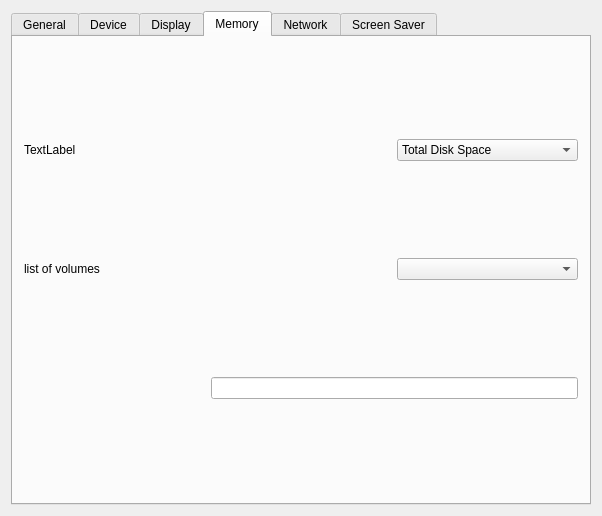
qtproject/qt-mobility, file examples/sysinfo/dialog.ui: the form before one commit.
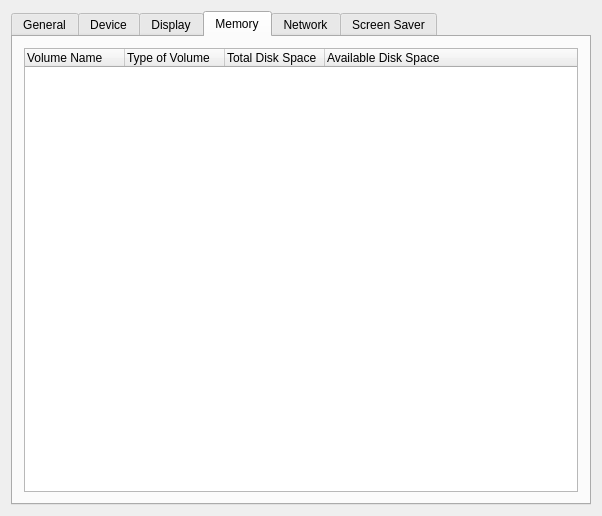
The form after the commit. The open tabs and pages were chosen to show the change.

Commit message: make memory example into a treewidget

Patch:
```diff
--- a/examples/sysinfo/dialog.ui
+++ b/examples/sysinfo/dialog.ui
@@ -512,44 +512,29 @@
       </attribute>
       <layout class="QGridLayout" name="gridLayout_5">
        <item row="0" column="0">
-        <widget class="QLabel" name="label_16">
-         <property name="text">
-          <string>TextLabel</string>
-         </property>
-        </widget>
-       </item>
-       <item row="0" column="2">
-        <widget class="QComboBox" name="diskComboBox">
-         <item>
+        <widget class="QTreeWidget" name="memoryTreeWidget">
+         <column>
+          <property name="text">
+           <string>Volume Name</string>
+          </property>
+         </column>
+         <column>
+          <property name="text">
+           <string>Type of Volume</string>
+          </property>
+         </column>
+         <column>
           <property name="text">
            <string>Total Disk Space</string>
           </property>
-         </item>
-         <item>
+         </column>
+         <column>
           <property name="text">
            <string>Available Disk Space</string>
           </property>
-         </item>
-         <item>
-          <property name="text">
-           <string>Type of Volume</string>
-          </property>
-         </item>
+         </column>
         </widget>
        </item>
-       <item row="1" column="0" colspan="2">
-        <widget class="QLabel" name="label_17">
-         <property name="text">
-          <string>list of volumes</string>
-         </property>
-        </widget>
-       </item>
-       <item row="1" column="2">
-        <widget class="QComboBox" name="volumesComboBox"/>
-       </item>
-       <item row="2" column="1" colspan="2">
-        <widget class="QLineEdit" name="diskSpaceLineEdit"/>
-       </item>
       </layout>
      </widget>
      <widget class="QWidget" name="sysnetworktab">
```
Left out of the diff: 2 changed lines with no effect on the pictures. The commit also changes 2 other files.
